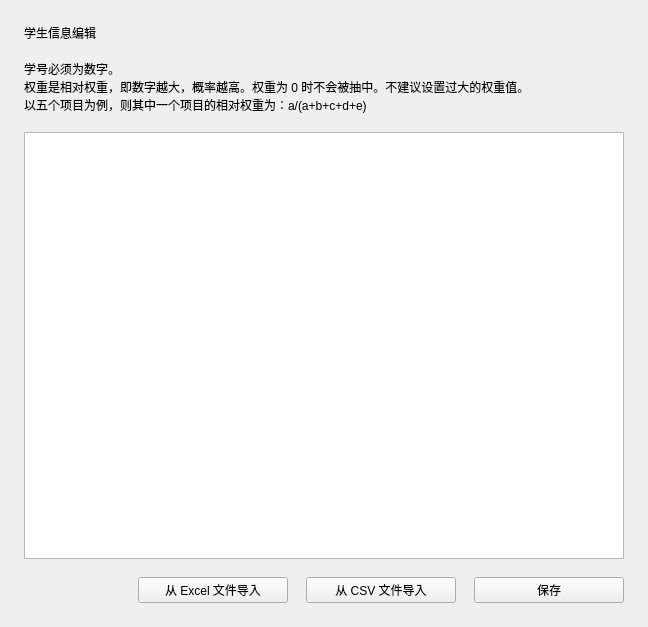
windyslime/RandPicker-1, file ui/settings/students.ui: the form before one commit.
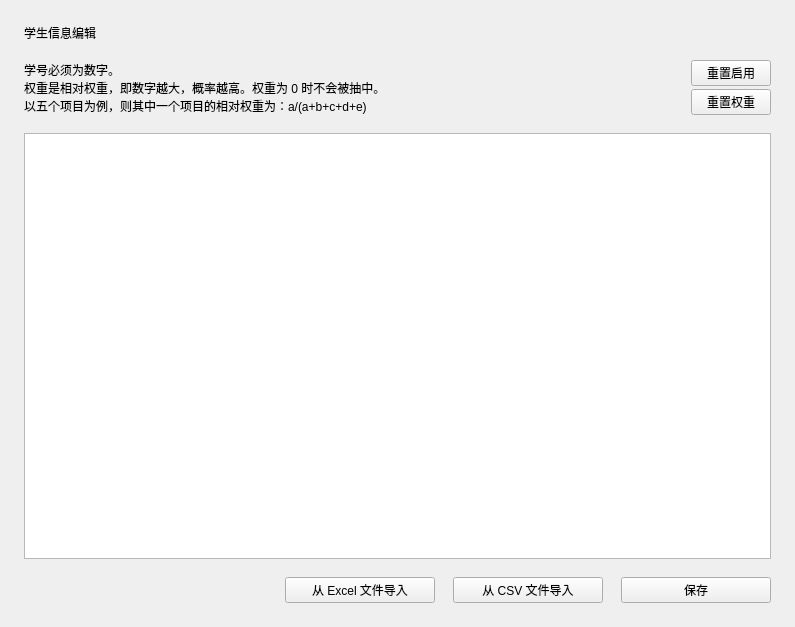
The form after the commit. Custom widgets are drawn as their Qt base class.

Commit message: feat: 自适应头像大小的布局和一键重置

Diff of the .ui file:
```diff
--- a/ui/settings/students.ui
+++ b/ui/settings/students.ui
@@ -6,14 +6,14 @@
    <rect>
     <x>0</x>
     <y>0</y>
-    <width>648</width>
+    <width>795</width>
     <height>627</height>
    </rect>
   </property>
   <property name="windowTitle">
    <string>Form</string>
   </property>
-  <layout class="QVBoxLayout" name="verticalLayout">
+  <layout class="QVBoxLayout" name="verticalLayout_2">
    <property name="spacing">
     <number>18</number>
    </property>
@@ -37,13 +37,50 @@
     </widget>
    </item>
    <item>
-    <widget class="CaptionLabel" name="CaptionLabel">
-     <property name="text">
-      <string>学号必须为数字。
-权重是相对权重，即数字越大，概率越高。权重为 0 时不会被抽中。不建议设置过大的权重值。
+    <layout class="QHBoxLayout" name="horizontalLayout">
+     <item>
+      <widget class="CaptionLabel" name="CaptionLabel">
+       <property name="text">
+        <string>学号必须为数字。
+权重是相对权重，即数字越大，概率越高。权重为 0 时不会被抽中。
 以五个项目为例，则其中一个项目的相对权重为：a/(a+b+c+d+e)           </string>
-     </property>
-    </widget>
+       </property>
+      </widget>
+     </item>
+     <item>
+      <layout class="QVBoxLayout" name="verticalLayout">
+       <property name="spacing">
+        <number>3</number>
+       </property>
+       <item>
+        <widget class="PushButton" name="reset_active">
+         <property name="sizePolicy">
+          <sizepolicy hsizetype="Maximum" vsizetype="Fixed">
+           <horstretch>0</horstretch>
+           <verstretch>0</verstretch>
+          </sizepolicy>
+         </property>
+         <property name="text">
+          <string>重置启用</string>
+         </property>
+        </widget>
+       </item>
+       <item>
+        <widget class="PushButton" name="reset_weight">
+         <property name="sizePolicy">
+          <sizepolicy hsizetype="Maximum" vsizetype="Fixed">
+           <horstretch>0</horstretch>
+           <verstretch>0</verstretch>
+          </sizepolicy>
+         </property>
+         <property name="text">
+          <string>重置权重</string>
+         </property>
+        </widget>
+       </item>
+      </layout>
+     </item>
+    </layout>
    </item>
    <item>
     <layout class="QHBoxLayout" name="horizontalLayout_6">
@@ -148,6 +185,16 @@
   </layout>
  </widget>
  <customwidgets>
+  <customwidget>
+   <class>PushButton</class>
+   <extends>QPushButton</extends>
+   <header>qfluentwidgets</header>
+  </customwidget>
+  <customwidget>
+   <class>PrimaryPushButton</class>
+   <extends>QPushButton</extends>
+   <header>qfluentwidgets</header>
+  </customwidget>
   <customwidget>
    <class>TitleLabel</class>
    <extends>QLabel</extends>
@@ -158,16 +205,6 @@
    <extends>QLabel</extends>
    <header>qfluentwidgets</header>
   </customwidget>
-  <customwidget>
-   <class>PrimaryPushButton</class>
-   <extends>QPushButton</extends>
-   <header>qfluentwidgets</header>
-  </customwidget>
-  <customwidget>
-   <class>PushButton</class>
-   <extends>QPushButton</extends>
-   <header>qfluentwidgets</header>
-  </customwidget>
   <customwidget>
    <class>TableWidget</class>
    <extends>QTableWidget</extends>
```
The commit also changes 5 other files.
